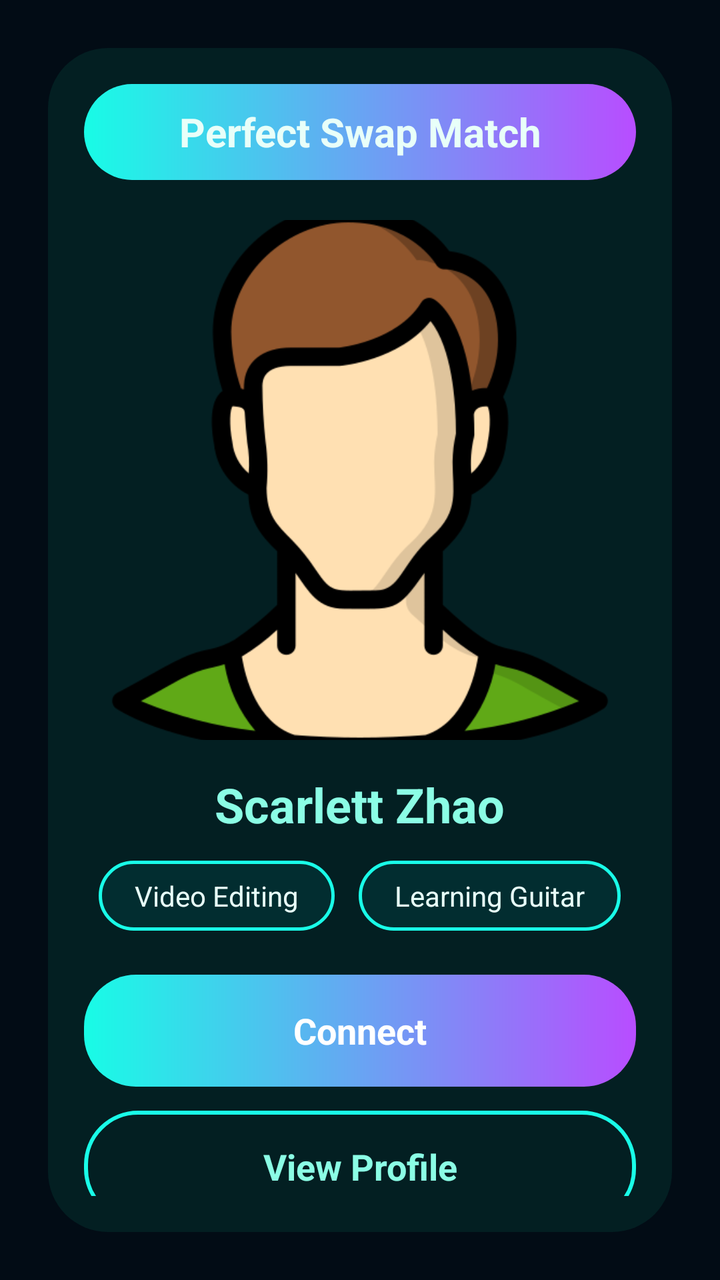
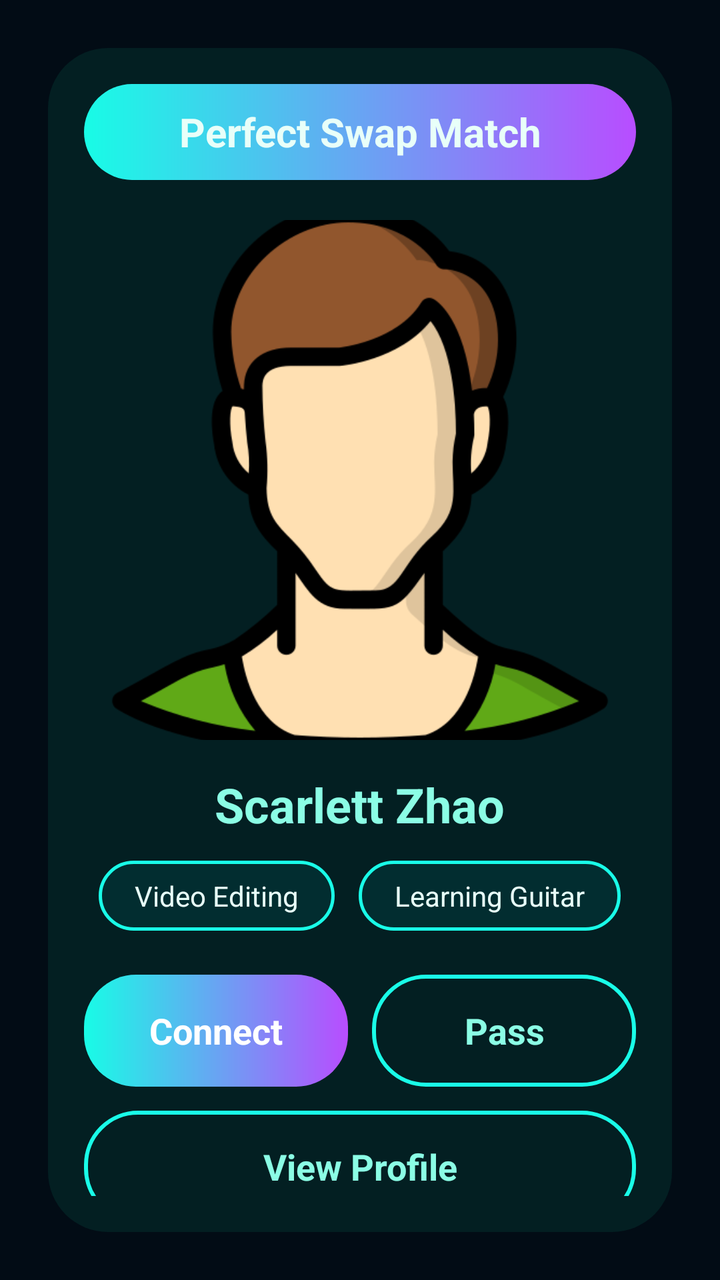

Two renders of the same Android screen: before a commit and after it. Below are the layout's source before the change and the commit's diff.
<!-- AndroidManifest.xml: application theme Theme.SkillSwapAGenZSkillExchanger -->
<!-- res/layout/fragment_skill_matchmaking.xml -->
<?xml version="1.0" encoding="utf-8"?>
<androidx.constraintlayout.widget.ConstraintLayout
    xmlns:android="http://schemas.android.com/apk/res/android"
    xmlns:app="http://schemas.android.com/apk/res-auto"
    android:layout_width="match_parent"
    android:layout_height="match_parent"
    android:background="#020C15">

    
    <LinearLayout
        android:id="@+id/card_root"
        android:layout_width="0dp"
        android:layout_height="0dp"
        android:orientation="vertical"
        android:gravity="center"
        android:padding="24dp"
        app:layout_constraintTop_toTopOf="parent"
        app:layout_constraintBottom_toBottomOf="parent"
        app:layout_constraintStart_toStartOf="parent"
        app:layout_constraintEnd_toEndOf="parent">

        
        <LinearLayout
            android:id="@+id/match_card"
            android:layout_width="match_parent"
            android:layout_height="wrap_content"
            android:orientation="vertical"
            android:background="@drawable/bg_match_card"
            android:padding="18dp">

            
            <TextView
                android:id="@+id/tv_header"
                android:layout_width="match_parent"
                android:layout_height="48dp"
                android:gravity="center"
                android:text="Perfect Swap Match"
                android:textColor="#E8FFF9"
                android:textSize="20sp"
                android:textStyle="bold"
                android:background="@drawable/bg_btn_connect"
                android:layout_marginBottom="16dp"/>

            
            <ImageView
                android:id="@+id/img_avatar"
                android:layout_width="match_parent"
                android:layout_height="260dp"
                android:src="@drawable/man"
                android:scaleType="centerCrop"
                android:background="@drawable/bg_avatar_ring"
                android:layout_marginTop="4dp"/>

            
            <TextView
                android:id="@+id/tv_name"
                android:layout_width="wrap_content"
                android:layout_height="wrap_content"
                android:layout_marginTop="16dp"
                android:layout_gravity="center_horizontal"
                android:text="Scarlett Zhao"
                android:textColor="#8BFDE5"
                android:textStyle="bold"
                android:textSize="24sp"/>

            
            <LinearLayout
                android:id="@+id/layout_tags"
                android:layout_width="wrap_content"
                android:layout_height="wrap_content"
                android:orientation="horizontal"
                android:gravity="center"
                android:layout_marginTop="12dp"
                android:layout_gravity="center_horizontal">

                <TextView
                    android:id="@+id/tag_skill_one"
                    android:layout_width="wrap_content"
                    android:layout_height="wrap_content"
                    android:background="@drawable/bg_skill_chip"
                    android:paddingStart="18dp"
                    android:paddingEnd="18dp"
                    android:paddingTop="8dp"
                    android:paddingBottom="8dp"
                    android:text="Video Editing"
                    android:textColor="#E8FFF9"
                    android:textSize="14sp"/>

                <TextView
                    android:id="@+id/tag_skill_two"
                    android:layout_width="wrap_content"
                    android:layout_height="wrap_content"
                    android:background="@drawable/bg_skill_chip"
                    android:paddingStart="18dp"
                    android:paddingEnd="18dp"
                    android:paddingTop="8dp"
                    android:paddingBottom="8dp"
                    android:text="Learning Guitar"
                    android:textColor="#E8FFF9"
                    android:textSize="14sp"
                    android:layout_marginStart="12dp"/>
            </LinearLayout>

            
            <TextView
                android:id="@+id/btn_connect"
                android:layout_width="match_parent"
                android:layout_height="56dp"
                android:layout_marginTop="22dp"
                android:background="@drawable/bg_btn_connect"
                android:gravity="center"
                android:text="Connect"
                android:textColor="#FFFFFF"
                android:textStyle="bold"
                android:textSize="18sp"/>

            
            <TextView
                android:id="@+id/btn_view_profile"
                android:layout_width="match_parent"
                android:layout_height="56dp"
                android:layout_marginTop="12dp"
                android:layout_marginBottom="6dp"
                android:background="@drawable/bg_btn_view_profile"
                android:gravity="center"
                android:text="View Profile"
                android:textColor="#8BFDE5"
                android:textStyle="bold"
                android:textSize="18sp"/>

        </LinearLayout>

    </LinearLayout>

</androidx.constraintlayout.widget.ConstraintLayout>
<!-- resources referenced by this layout -->
<resources>
  <!-- drawable bg_avatar_ring (drawable) -->
  <?xml version="1.0" encoding="utf-8"?>
  <selector xmlns:android="http://schemas.android.com/apk/res/android">
  
  </selector>
  <!-- drawable bg_btn_connect (drawable) -->
  <shape xmlns:android="http://schemas.android.com/apk/res/android">
      <corners android:radius="26dp" />
      <gradient
          android:startColor="#18FCE6"
          android:endColor="#B84DFF"
          android:angle="0" />
  </shape>
  <!-- drawable bg_btn_view_profile (drawable) -->
  <shape xmlns:android="http://schemas.android.com/apk/res/android">
      <solid android:color="@android:color/transparent" />
      <stroke
          android:width="2dp"
          android:color="#19FDE8" />
      <corners android:radius="26dp" />
  </shape>
  <!-- drawable bg_match_card (drawable) -->
  <shape xmlns:android="http://schemas.android.com/apk/res/android">
      <solid android:color="#031F22" />
      <corners android:radius="30dp" />
  </shape>
  <!-- drawable bg_skill_chip (drawable) -->
  <shape xmlns:android="http://schemas.android.com/apk/res/android">
      <solid android:color="#022D30" />
      <stroke
          android:width="1.6dp"
          android:color="#19FDE8" />
      <corners android:radius="999dp" />
  </shape>
  <!-- drawable man: png bitmap (drawable, 31781 bytes) -->
  <style name="Theme.SkillSwapAGenZSkillExchanger" parent="Base.Theme.SkillSwapAGenZSkillExchanger" />
  <style name="Base.Theme.SkillSwapAGenZSkillExchanger" parent="Theme.Material3.DayNight.NoActionBar">
          
          <item name="android:statusBarColor">#103238</item>
          
      </style>
</resources>

<!-- the commit's change to res/layout/fragment_skill_matchmaking.xml (unified diff, before → after) -->
@@ -102,17 +102,42 @@
             </LinearLayout>
 
             
-            <TextView
-                android:id="@+id/btn_connect"
+            <LinearLayout
                 android:layout_width="match_parent"
-                android:layout_height="56dp"
+                android:layout_height="wrap_content"
+                android:orientation="horizontal"
                 android:layout_marginTop="22dp"
-                android:background="@drawable/bg_btn_connect"
-                android:gravity="center"
-                android:text="Connect"
-                android:textColor="#FFFFFF"
-                android:textStyle="bold"
-                android:textSize="18sp"/>
+                android:weightSum="2">
+
+                
+                <TextView
+                    android:id="@+id/btn_connect"
+                    android:layout_width="0dp"
+                    android:layout_height="56dp"
+                    android:layout_weight="1"
+                    android:layout_marginEnd="6dp"
+                    android:background="@drawable/bg_btn_connect"
+                    android:gravity="center"
+                    android:text="Connect"
+                    android:textColor="#FFFFFF"
+                    android:textStyle="bold"
+                    android:textSize="18sp"/>
+
+                
+                <TextView
+                    android:id="@+id/btn_pass"
+                    android:layout_width="0dp"
+                    android:layout_height="56dp"
+                    android:layout_weight="1"
+                    android:layout_marginStart="6dp"
+                    android:background="@drawable/bg_btn_view_profile"
+                    android:gravity="center"
+                    android:text="Pass"
+                    android:textColor="#8BFDE5"
+                    android:textStyle="bold"
+                    android:textSize="18sp"/>
+
+            </LinearLayout>
 
             
             <TextView
